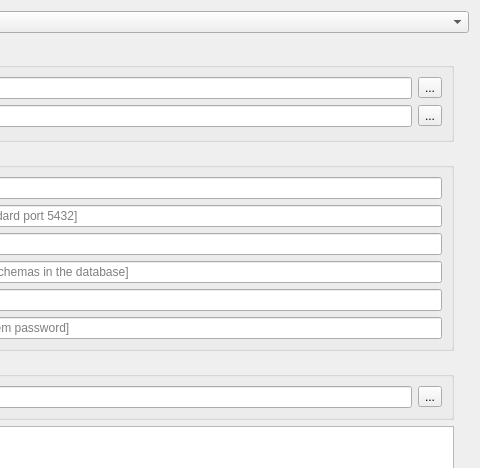
opengisch/QgisModelBaker, file projectgenerator/ui/export.ui: the form before one commit; both pictures show x 238 to 718 and y 0 to 468 of the 718 by 680 pixel window.
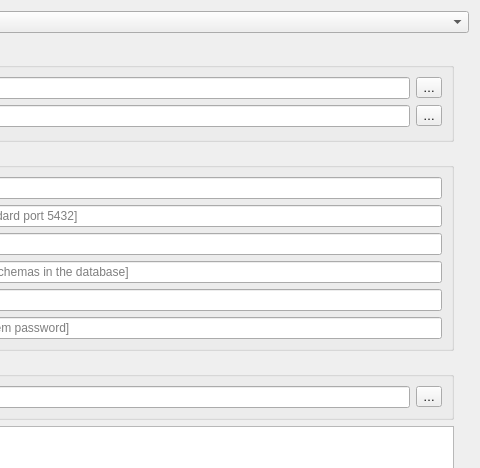
The form after the commit.

Patch:
```diff
--- a/projectgenerator/ui/export.ui
+++ b/projectgenerator/ui/export.ui
@@ -103,7 +103,7 @@
              <string>Browse XTF files</string>
             </property>
             <property name="text">
-             <string>...</string>
+             <string>…</string>
             </property>
            </widget>
           </item>
@@ -113,7 +113,7 @@
              <string>Select multiple Interlis models</string>
             </property>
             <property name="text">
-             <string>...</string>
+             <string>…</string>
             </property>
            </widget>
           </item>
@@ -259,7 +259,7 @@
              <string>Browse GeoPackage files</string>
             </property>
             <property name="text">
-             <string>...</string>
+             <string>…</string>
             </property>
            </widget>
           </item>
```
